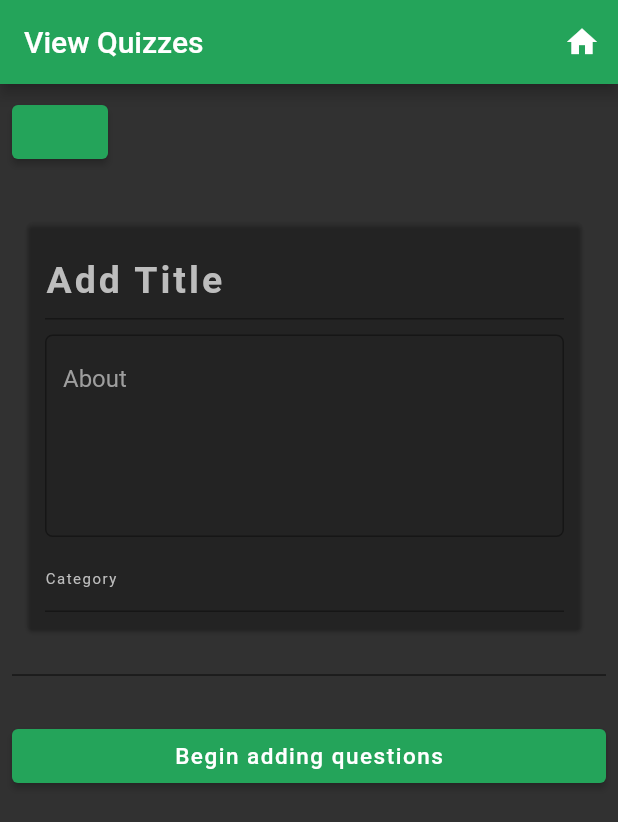
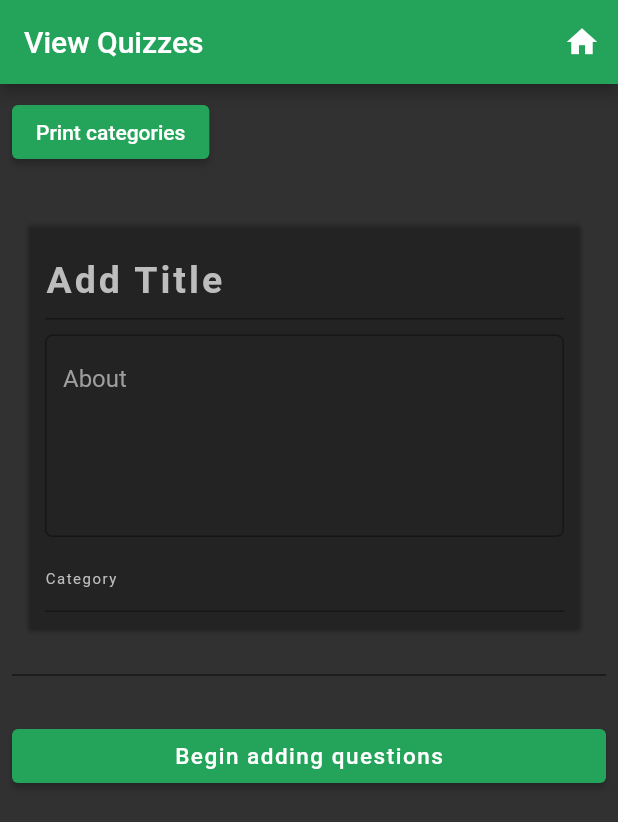
Before and after one commit to kaglet/Kwiz, a Flutter app: the screen it shows after launch, on a phone screen of 412 x 824 dp. Shown: the top 822 px of the screen. Run offline on Flutter 3.47's test engine with Material 2 defaults, Android fonts, the phone set to English and light mode, and no system bars; our stand-ins replace cloud_firestore, firebase_core; missing offline and left inert: dart:ffi; accounts and stored records are empty.

Commit message:
Test commit 2

```diff
--- a/lib/pages/create_quiz.dart
+++ b/lib/pages/create_quiz.dart
@@ -64,7 +64,7 @@ class AddQuizState extends State<AddQuiz> {
                   onPressed: () {
                     print(categories);
                   },
-                  child: Text('')),
+                  child: Text('Print categories')),
               SizedBox(
                 height: 20.0,
               ),
```
